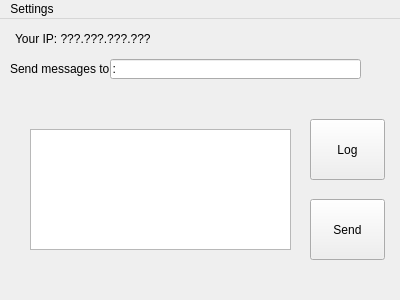
First picture: the form in C++/Main/src/mainwindow.ui, repository DiegoArmando/TexDump, before the edit.
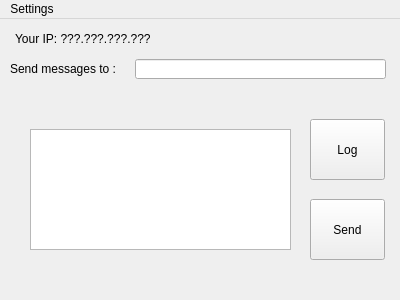
Second picture: the form after the edit.

Diff of the .ui file:
```diff
--- a/C++/Main/src/mainwindow.ui
+++ b/C++/Main/src/mainwindow.ui
@@ -66,15 +66,12 @@
    <widget class="QLineEdit" name="destination_ip_text_box">
     <property name="geometry">
      <rect>
-      <x>110</x>
+      <x>135</x>
       <y>40</y>
       <width>251</width>
       <height>20</height>
      </rect>
     </property>
-    <property name="inputMask">
-     <string comment="000.000.000.000;_"/>
-    </property>
    </widget>
    <widget class="QLabel" name="destination_ip_lable">
     <property name="geometry">
```
